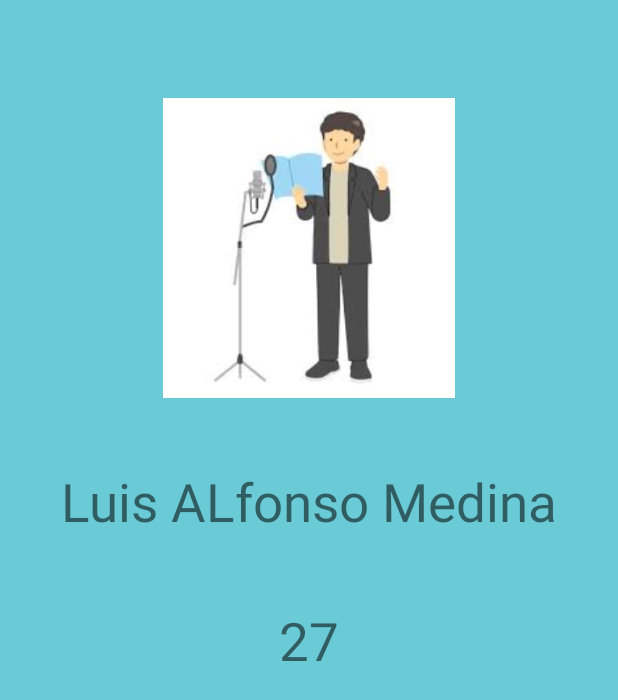
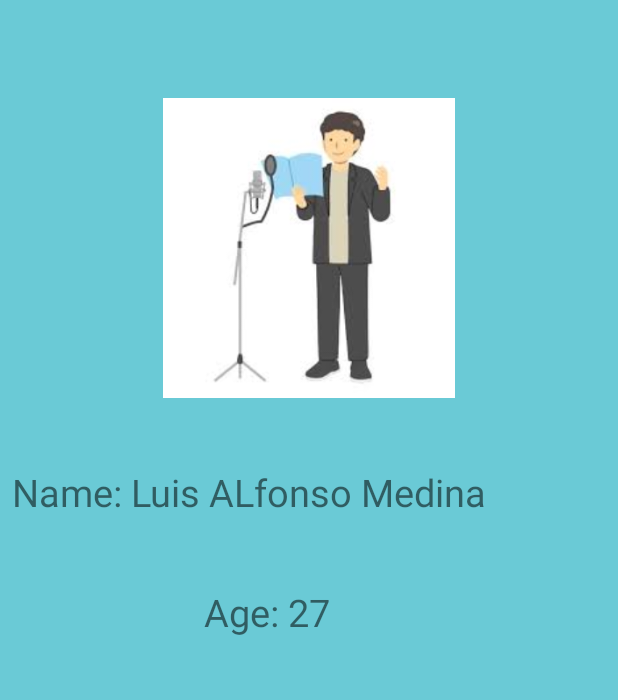
Before and after one commit to 00218621/Parcial-PDM-00218621, an Android app: the screen it shows after launch (MainActivity), after a tap on "Luis ALfonso Medina", on a phone screen of 412 x 824 dp. Shown: the top 700 px of the screen. Run offline under Robolectric (Android 15) with nearby library versions, the light colour scheme and no system bars; our stand-ins replace data binding.

Commit message:
Elaboraciòn de vistas v.1.0.1

```diff
--- a/00218621/app/src/main/res/layout/fragment_actor.xml
+++ b/00218621/app/src/main/res/layout/fragment_actor.xml
@@ -32,6 +32,14 @@
         </LinearLayout>
 
         <TextView
+            android:layout_width="wrap_content"
+            android:layout_height="wrap_content"
+            android:text="Name: "
+            android:textSize="@dimen/size_text"
+            app:layout_constraintBottom_toBottomOf="@+id/name_actor_text"
+            app:layout_constraintEnd_toStartOf="@+id/name_actor_text" />
+
+        <TextView
             android:id="@+id/name_actor_text"
             android:layout_width="wrap_content"
             android:text="@={viewModel.name}"
@@ -39,8 +47,16 @@
             android:layout_marginTop="@dimen/marginTop_title"
             app:layout_constraintEnd_toEndOf="parent"
             app:layout_constraintStart_toStartOf="parent"
-            android:textSize="@dimen/textSize_name"
+            android:textSize="@dimen/size_text"
             app:layout_constraintTop_toBottomOf="@+id/linearLayout" />
+
+        <TextView
+            android:layout_width="wrap_content"
+            android:layout_height="wrap_content"
+            android:text="Age: "
+            android:textSize="@dimen/size_text"
+            app:layout_constraintBottom_toBottomOf="@+id/age_actor_text"
+            app:layout_constraintEnd_toStartOf="@+id/age_actor_text" />
 
         <TextView
             android:id="@+id/age_actor_text"
@@ -48,7 +64,7 @@
             android:text="@={viewModel.age}"
             android:layout_height="wrap_content"
             android:layout_marginTop="@dimen/marginTop_title"
-            android:textSize="@dimen/textSize_name"
+            android:textSize="@dimen/size_text"
             app:layout_constraintEnd_toEndOf="parent"
             app:layout_constraintStart_toStartOf="parent"
             app:layout_constraintTop_toBottomOf="@+id/name_actor_text" />
--- a/00218621/app/src/main/res/values/colors.xml
+++ b/00218621/app/src/main/res/values/colors.xml
@@ -8,7 +8,7 @@
     <color name="black">#FF000000</color>
     <color name="white">#FFFFFFFF</color>
     <color name="backgroundLayout">#CD46BECD</color>
-    <color name="cardLayout">#9A6CED</color>
+    <color name="cardLayout">#7F3AFC</color>
     <color name="qualification">#7E8C8D</color>
     <color name="buttonColor">#C3C5CF</color>
     <color name="EditTextColor">#4AF7FFFF</color>
--- a/00218621/app/src/main/res/values/dimens.xml
+++ b/00218621/app/src/main/res/values/dimens.xml
@@ -24,4 +24,5 @@
     <dimen name="marginStart_Image">30dp</dimen>
     <dimen name="textSize_ItemActor">25sp</dimen>
     <dimen name="margin_CardView">16dp</dimen>
+    <dimen name="size_text">25sp</dimen>
 </resources>
```
